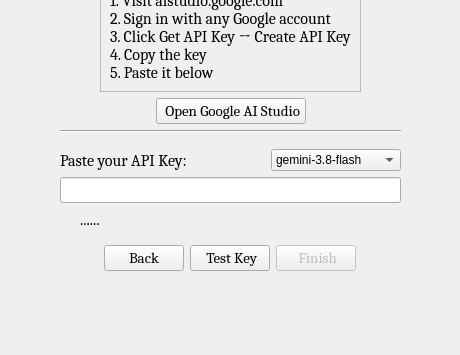
The window that ui_designs/register_widget2.ui (Graerin22/EduMentor) describes before a commit, drawn with Qt 5; both pictures show x 0 to 460 and y 165 to 520 of the 460 by 520 pixel window.
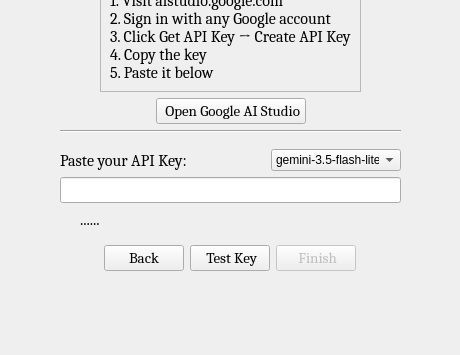
The same window after the commit. Icons and pictures are not drawn.

The edit to the form file:
```diff
--- a/ui_designs/register_widget2.ui
+++ b/ui_designs/register_widget2.ui
@@ -312,6 +312,9 @@
                <height>16777215</height>
               </size>
              </property>
+             <property name="currentIndex">
+              <number>4</number>
+             </property>
              <item>
               <property name="text">
                <string>gemini-3.8-flash</string>
```
